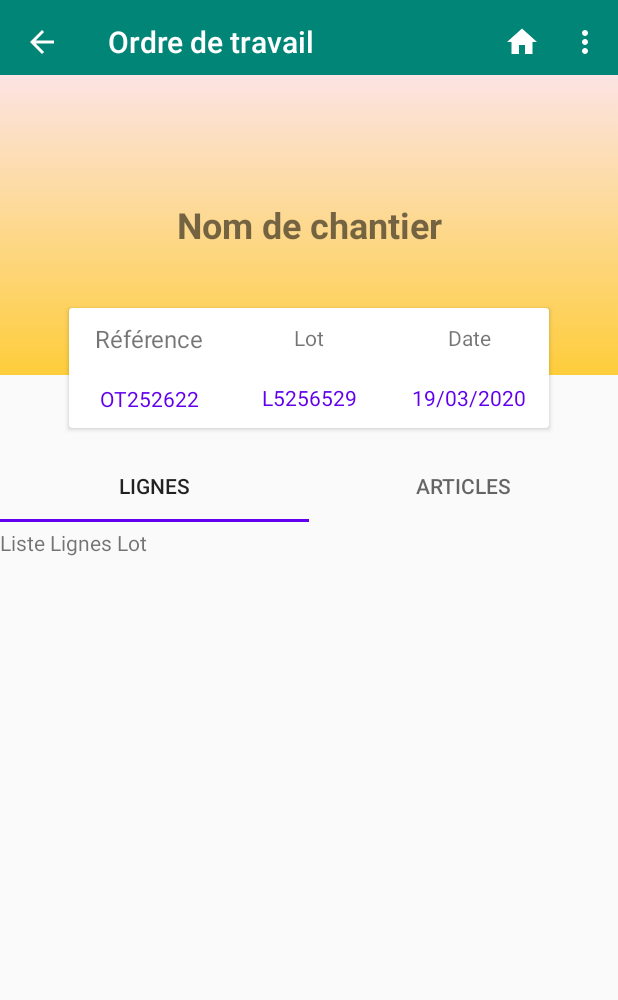
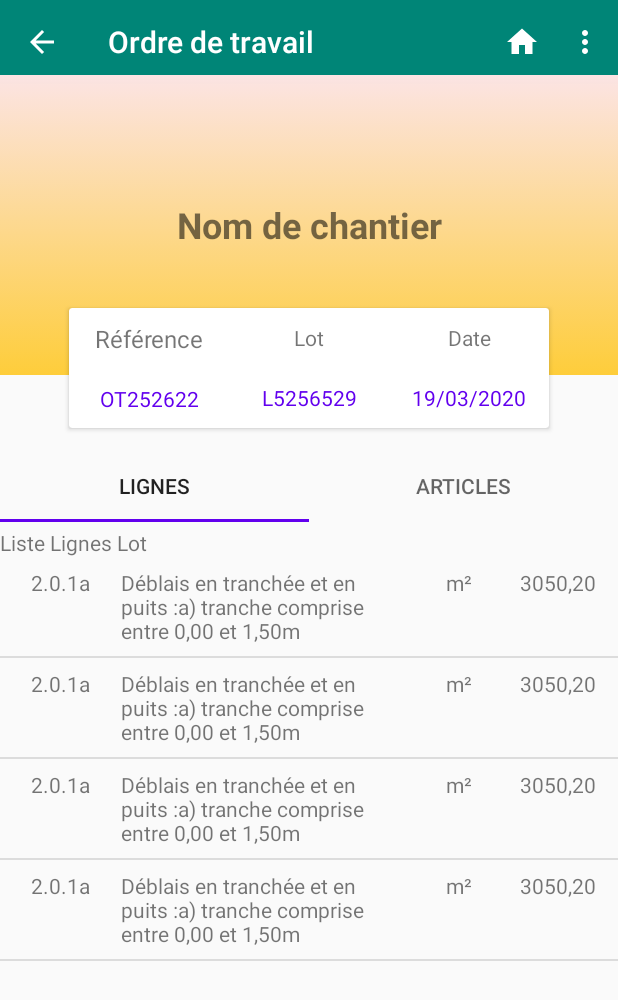
Before and after one commit to GuettaiaMohammed/Pfe_BTP_project, an Android app: the FragmentListeLigneLot screen opened directly, with no data from a screen before it, on a phone screen of 412 x 824 dp. Shown: the top 1000 px of the screen. Run offline under Robolectric (Android 15) with nearby library versions, the phone set to English and light mode, and no system bars; Roboto replaces fonts that are not available here.

Commit message:
commit 4: réalisation de tabLayout de detail de l'OT avec les listes de lignes et les articles

```diff
--- /dev/null
+++ b/app/src/main/java/com/example/btpproject/ArticleOT.kt
@@ -0,0 +1,3 @@
+package com.example.btpproject
+
+class ArticleOT(var ligne: String?, var article: String?, var unite: String?, var qteConsomme: String?)
--- /dev/null
+++ b/app/src/main/java/com/example/btpproject/FragmentArticleAdapter.kt
@@ -0,0 +1,35 @@
+package com.example.btpproject
+
+import android.content.Context
+import android.view.LayoutInflater
+import android.view.View
+import android.view.ViewGroup
+import android.widget.ArrayAdapter
+import android.widget.TextView
+
+class FragmentArticleAdapter (context: Context, resource: Int) : ArrayAdapter<ArticleOT>(context, resource) {
+
+    override fun getView(position: Int, convertView: View?, parent: ViewGroup): View {
+        val v: View
+
+        val layoutInflater =
+            context.getSystemService(Context.LAYOUT_INFLATER_SERVICE) as LayoutInflater
+        v = layoutInflater.inflate(R.layout.activity_cellule_article_detail_ot, null)
+
+        val articleOT = getItem(position)
+
+        val ligne = v.findViewById<TextView>(R.id.ligneLotArtDetOTTV)
+        val article = v.findViewById<TextView>(R.id.nomArlDetOTTV)
+        val unite = v.findViewById<TextView>(R.id.uniteArtDetOTTV)
+        val qte = v.findViewById<TextView>(R.id.qteArtConsomeDetOTTV)
+
+
+        ligne.text = articleOT.ligne
+        article.text = articleOT.article
+        unite.text = articleOT.unite
+        qte.text = articleOT.qteConsomme
+
+
+        return v
+    }
+}
--- /dev/null
+++ b/app/src/main/java/com/example/btpproject/FragmentLigneLotAdapter.kt
@@ -0,0 +1,35 @@
+package com.example.btpproject
+
+import android.content.Context
+import android.view.LayoutInflater
+import android.view.View
+import android.view.ViewGroup
+import android.widget.ArrayAdapter
+import android.widget.TextView
+
+class FragmentLigneLotAdapter(context: Context, resource: Int) : ArrayAdapter<LigneLotOT>(context, resource) {
+
+    override fun getView(position: Int, convertView: View?, parent: ViewGroup): View {
+        val v: View
+
+        val layoutInflater =
+            context.getSystemService(Context.LAYOUT_INFLATER_SERVICE) as LayoutInflater
+        v = layoutInflater.inflate(R.layout.activity_cellule_ligne_lot_detail_ot, null)
+
+        val ligne= getItem(position)
+
+        val num = v.findViewById<TextView>(R.id.numLigneLotDetOTTV)
+        val design = v.findViewById<TextView>(R.id.designLigneLotDetOTTV)
+        val unite = v.findViewById<TextView>(R.id.uniteDetOTTV)
+        val qte = v.findViewById<TextView>(R.id.qteLigneRealiseDetOTTV)
+
+
+        num.text = ligne.numero
+        design.text = ligne.designation
+        unite.text = ligne.unite
+        qte.text = ligne.qteRealise
+
+
+        return v
+    }
+}
--- a/app/src/main/java/com/example/btpproject/FragmentListeArticles.kt
+++ b/app/src/main/java/com/example/btpproject/FragmentListeArticles.kt
@@ -4,10 +4,14 @@ import android.os.Bundle
 import android.view.LayoutInflater
 import android.view.View
 import android.view.ViewGroup
+import android.widget.ListView
 import androidx.fragment.app.Fragment
 
 class FragmentListeArticles : Fragment() {
     internal lateinit var view: View
+    private var articleOT: ArrayList<ArticleOT>? = null
+    private var listView: ListView? = null
+    private var articleAdapter: FragmentArticleAdapter? = null
 
     override fun onCreateView(
         inflater: LayoutInflater,
@@ -15,6 +19,19 @@ class FragmentListeArticles : Fragment() {
         savedInstanceState: Bundle?
     ): View? {
         view = inflater.inflate(R.layout.activity_fragment_liste_articles, container, false)
+
+        listView = view.findViewById(R.id.listArticlesDetailOT)
+        articleAdapter = FragmentArticleAdapter(view.context,0)
+        articleOT = ArrayList()
+
+        articleOT!!.add(ArticleOT("Remblais de fouilles après exécution des ouvrages en béton armé.","Béton", "m²","300"))
+        articleOT!!.add(ArticleOT("Remblais de fouilles après exécution des ouvrages en béton armé.","Béton", "m²","300"))
+        articleOT!!.add(ArticleOT("Remblais de fouilles après exécution des ouvrages en béton armé.","Béton", "m²","300"))
+        articleOT!!.add(ArticleOT("Remblais de fouilles après exécution des ouvrages en béton armé.","Béton", "m²","300"))
+
+        articleAdapter!!.addAll(articleOT)
+        listView!!.adapter = articleAdapter
+
         return view
     }
 }
--- a/app/src/main/java/com/example/btpproject/FragmentListeLigneLot.kt
+++ b/app/src/main/java/com/example/btpproject/FragmentListeLigneLot.kt
@@ -4,10 +4,14 @@ import android.os.Bundle
 import android.view.LayoutInflater
 import android.view.View
 import android.view.ViewGroup
+import android.widget.ListView
 import androidx.fragment.app.Fragment
 
 class FragmentListeLigneLot : Fragment() {
     internal lateinit var view: View
+    private var lignes: ArrayList<LigneLotOT>? = null
+    private var listView: ListView? = null
+    private var ligneLotAdapter: FragmentLigneLotAdapter? = null
 
     override fun onCreateView(
         inflater: LayoutInflater,
@@ -15,6 +19,21 @@ class FragmentListeLigneLot : Fragment() {
         savedInstanceState: Bundle?
     ): View? {
         view = inflater.inflate(R.layout.activity_fragment_liste_ligne_lot, container, false)
+
+        listView = view.findViewById(R.id.ListLigneLotDetailOT)
+        ligneLotAdapter = FragmentLigneLotAdapter(view.context,0)
+
+        lignes = ArrayList()
+
+        lignes!!.add(LigneLotOT("2.0.1a","Déblais en tranchée et en puits :a) tranche comprise entre 0,00 et 1,50m","m²","3050,20"))
+        lignes!!.add(LigneLotOT("2.0.1a","Déblais en tranchée et en puits :a) tranche comprise entre 0,00 et 1,50m","m²","3050,20"))
+        lignes!!.add(LigneLotOT("2.0.1a","Déblais en tranchée et en puits :a) tranche comprise entre 0,00 et 1,50m","m²","3050,20"))
+        lignes!!.add(LigneLotOT("2.0.1a","Déblais en tranchée et en puits :a) tranche comprise entre 0,00 et 1,50m","m²","3050,20"))
+
+        ligneLotAdapter!!.addAll(lignes)
+        listView!!.adapter = ligneLotAdapter
+
+
         return view
     }
 }
--- /dev/null
+++ b/app/src/main/java/com/example/btpproject/LigneLotOT.kt
@@ -0,0 +1,3 @@
+package com.example.btpproject
+
+class LigneLotOT (var numero: String?, var designation: String?, var unite: String?, var qteRealise: String?)
--- a/app/src/main/res/layout/activity_cellule_article_detail_ot.xml
+++ b/app/src/main/res/layout/activity_cellule_article_detail_ot.xml
@@ -6,14 +6,21 @@
     android:padding="7dp">
 
     <TextView
+        android:id="@+id/ligneLotArtDetOTTV"
+        android:layout_width="200dp"
+        android:layout_height="wrap_content"
+        android:text="TextView" />
+
+    <TextView
         android:id="@+id/nomArlDetOTTV"
         android:layout_width="match_parent"
         android:layout_height="wrap_content"
         android:layout_weight="1"
+        android:gravity="center"
         android:text="TextView" />
 
     <TextView
-        android:id="@+id/qteArlPrevuDetOTTV"
+        android:id="@+id/uniteArtDetOTTV"
         android:layout_width="match_parent"
         android:layout_height="wrap_content"
         android:layout_weight="1"
--- a/app/src/main/res/layout/activity_cellule_ligne_lot_detail_ot.xml
+++ b/app/src/main/res/layout/activity_cellule_ligne_lot_detail_ot.xml
@@ -6,13 +6,22 @@
     android:padding="7dp">
 
     <TextView
-        android:id="@+id/nomLigneLotDetOTTV"
-        android:layout_width="280dp"
+        android:id="@+id/numLigneLotDetOTTV"
+        android:layout_width="match_parent"
         android:layout_height="wrap_content"
+        android:layout_weight="1"
+        android:gravity="center"
         android:text="TextView" />
 
     <TextView
-        android:id="@+id/qteLignePrevuDetOTTV"
+        android:id="@+id/designLigneLotDetOTTV"
+        android:layout_width="200dp"
+        android:layout_height="wrap_content"
+        android:paddingLeft="7dp"
+        android:text="TextView" />
+
+    <TextView
+        android:id="@+id/uniteDetOTTV"
         android:layout_width="match_parent"
         android:layout_height="wrap_content"
         android:layout_weight="1"
```
